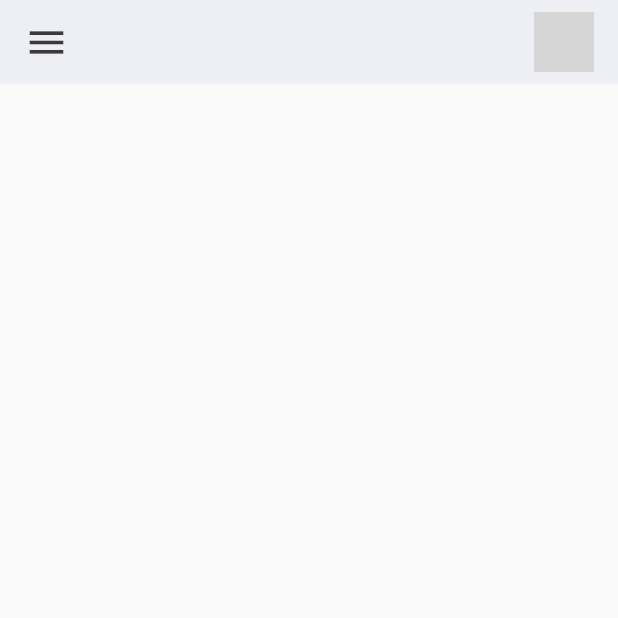
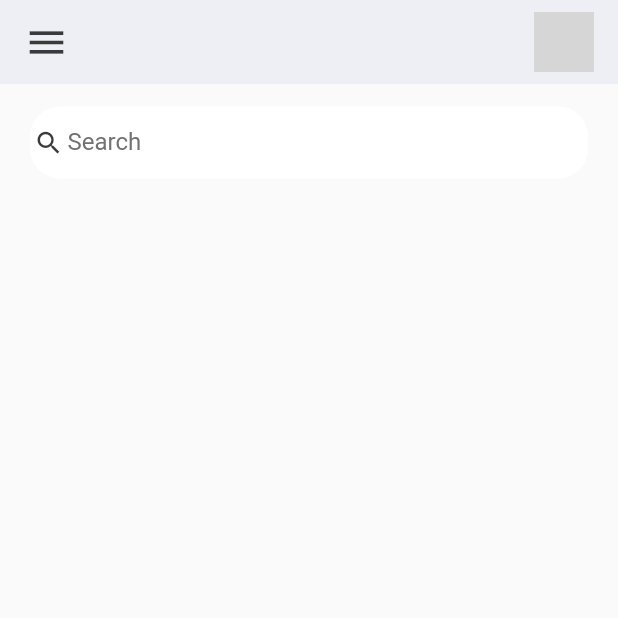
Before and after one commit to busrakk/flutter-todo-app, a Flutter app: the screen it shows after launch, on a phone screen of 412 x 824 dp, the top half of it. Run offline on Flutter 3.47's test engine with Material 2 defaults, Android fonts, the phone set to English and light mode, and no system bars; grey boxes are pictures that could not be loaded.

Commit message:
add search field and filtering

```diff
--- a/lib/screens/home.dart
+++ b/lib/screens/home.dart
@@ -69,7 +69,38 @@ class _HomeScreenState extends State<HomeScreen> {
   Widget build(BuildContext context) {
     return Scaffold(
       appBar: _buildAppbar(),
+      body: Stack(
+        children: [
+          Container(
+            padding: const EdgeInsets.symmetric(
+                horizontal: 20, vertical: 15), // yataydan 20 boşluk
+            child: Column(children: [searchBox()]),
+          )
+        ],
+      ),
     );
+  }
+
+  Widget searchBox() {
+    return Container(
+        decoration: BoxDecoration(
+            color: Colors.white, borderRadius: BorderRadius.circular(20)),
+        child: TextField(
+          onChanged: (value) => _runFilter(value),
+          decoration: const InputDecoration(
+              contentPadding: EdgeInsets.zero,
+              prefixIcon: Icon(
+                // sol tarafa icon ekler
+                Icons.search,
+                color: tdBlack,
+                size: 20,
+              ),
+              prefixIconConstraints:
+                  BoxConstraints(maxHeight: 20, minWidth: 25),
+              border: InputBorder.none, // alttaki çizgi gözükmesin
+              hintText: "Search ",
+              hintStyle: TextStyle(color: tdGrey)),
+        ));
   }
 
   AppBar _buildAppbar() {
```
